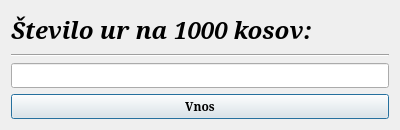
Before: the Qt Designer form numofhours.ui in MaxMaxy/racun, drawn with Qt 5.
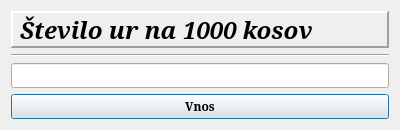
After: the same form once the commit is applied.

What changed in the file:
```diff
--- a/numofhours.ui
+++ b/numofhours.ui
@@ -47,8 +47,17 @@
            <bold>true</bold>
           </font>
          </property>
+         <property name="frameShape">
+          <enum>QFrame::Panel</enum>
+         </property>
+         <property name="frameShadow">
+          <enum>QFrame::Raised</enum>
+         </property>
+         <property name="lineWidth">
+          <number>2</number>
+         </property>
          <property name="text">
-          <string>Število ur na 1000 kosov:</string>
+          <string>Število ur na 1000 kosov</string>
          </property>
         </widget>
        </item>
```
